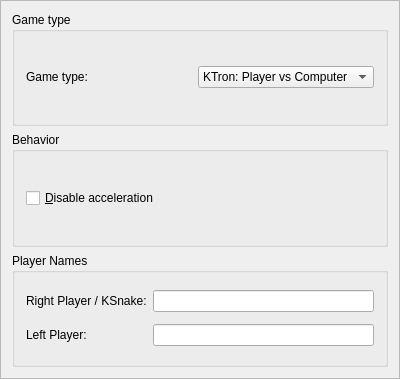
Above: ktron/general.ui from jsj2008/kdegames before the change. Below: the same form after it.
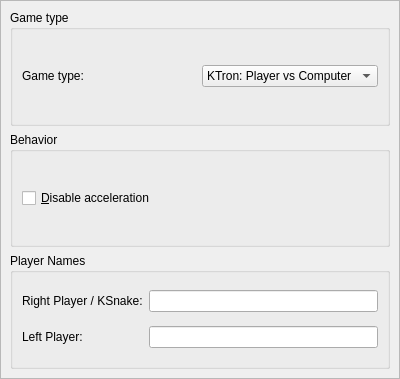
That is the form after the change. Custom widgets are drawn as their Qt base class.

```diff
--- a/ktron/general.ui
+++ b/ktron/general.ui
@@ -123,7 +123,6 @@
    </item>
   </layout>
  </widget>
- <layoutdefault spacing="6" margin="11"/>
  <customwidgets>
   <customwidget>
    <class>KLineEdit</class>
```
